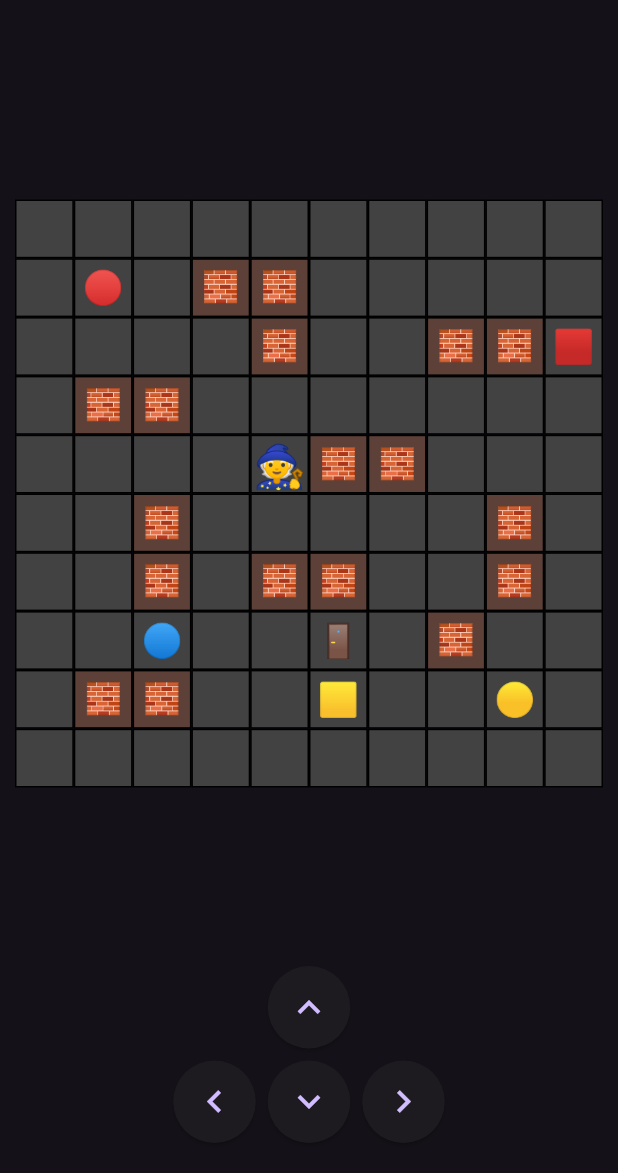
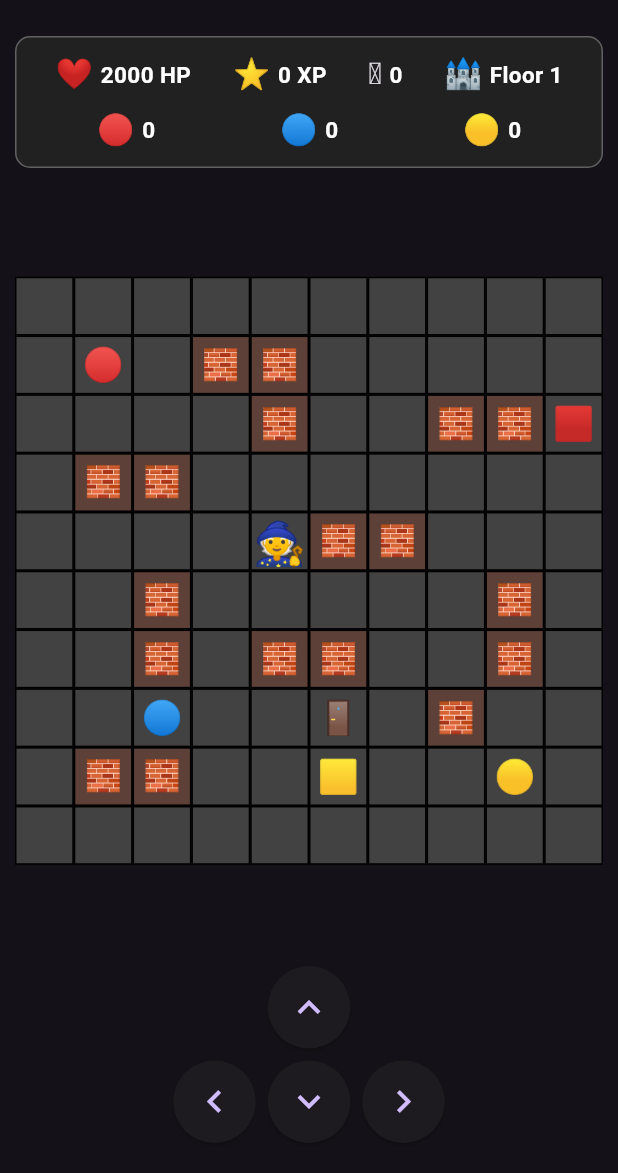
Before and after one commit to RahulKava19/magic_tower, a Flutter app: the screen it shows after launch, on a phone screen of 412 x 824 dp, the part 63-1236 px from its top. Run offline on Flutter 3.47's test engine with Material 3 defaults, Android fonts, the phone set to English and light mode, and no system bars.

Commit message:
Add Coins and Experience in the Player model and add screen to show player status

```diff
--- a/lib/models/player.dart
+++ b/lib/models/player.dart
@@ -8,11 +8,18 @@ class Player {
   int blueKeys;
   int yellowKeys;
 
+  int health;
+  int experience;
+  int coins;
+
   Player({
     this.row = 4,
     this.column = 4,
     this.redKeys = 0,
     this.blueKeys = 0,
     this.yellowKeys = 0,
+    this.health = 2000,
+    this.experience = 0,
+    this.coins = 0,
   });
 }
--- a/lib/screens/game_screen.dart
+++ b/lib/screens/game_screen.dart
@@ -6,6 +6,7 @@ import '../models/player.dart';
 import '../models/door.dart';
 import '../models/key.dart';
 import '../widgets/game_board.dart';
+import '../widgets/player_status.dart';
 
 class GameScreen extends StatefulWidget {
   const GameScreen({super.key});
@@ -16,6 +17,8 @@ class GameScreen extends StatefulWidget {
 
 class _GameScreenState extends State<GameScreen> {
   final Player player = Player();
+
+  int currentFloor = 1;
 
 
   //This will be called from the _movementButton
@@ -124,16 +127,37 @@ class _GameScreenState extends State<GameScreen> {
       ),
       body: Column(
         children: [
-          Expanded(
-            child: Center(
+          Center(
+            child: ConstrainedBox(
+              constraints: const BoxConstraints(
+                maxWidth: 600, //To make the UI attractive in big screens
+              ),
               child: Padding(
-                padding: const EdgeInsets.all(10),
-                child: GameBoard(
+                padding: const EdgeInsets.fromLTRB(10, 10, 10, 5),
+                child: PlayerStatus(
                   player: player,
+                  currentFloor: currentFloor,
                 ),
               ),
             ),
           ),
+
+          Expanded(
+            child: Center(
+              child: ConstrainedBox(
+                constraints: const BoxConstraints(
+                  maxWidth: 600,
+                ),
+                child: Padding(
+                  padding: const EdgeInsets.all(10),
+                  child: GameBoard(
+                    player: player,
+                  ),
+                ),
+              ),
+            ),
+          ),
+
           _buildMovementControls(),
           const SizedBox(height: 20),
         ],
--- /dev/null
+++ b/lib/widgets/player_status.dart
@@ -0,0 +1,100 @@
+// Displays the player's current status
+
+import 'package:flutter/material.dart';
+import '../models/player.dart';
+
+class PlayerStatus extends StatelessWidget {
+  final Player player;
+  final int currentFloor;
+
+  const PlayerStatus({
+    super.key,
+    required this.player,
+    required this.currentFloor,
+  });
+
+  @override
+  Widget build(BuildContext context) {
+    return Container(
+      padding: const EdgeInsets.symmetric(
+        horizontal: 12,
+        vertical: 10,
+      ),
+      decoration: BoxDecoration(
+        color: Colors.grey.shade900,
+        borderRadius: BorderRadius.circular(10),
+        border: Border.all(
+          color: Colors.grey.shade700,
+        ),
+      ),
+      child: Column(
+        children: [
+          Row(
+            mainAxisAlignment: MainAxisAlignment.spaceAround,
+            children: [
+              _buildStat(
+                '❤️',
+                '${player.health} HP',
+              ),
+              _buildStat(
+                '⭐',
+                '${player.experience} XP',
+              ),
+              _buildStat(
+                '🪙',
+                '${player.coins}',
+              ),
+              _buildStat(
+                '🏰',
+                'Floor $currentFloor',
+              ),
+            ],
+          ),
+
+          const SizedBox(height: 8),
+
+          Row(
+            mainAxisAlignment: MainAxisAlignment.spaceAround,
+            children: [
+              _buildStat(
+                '🔴',
+                '${player.redKeys}',
+              ),
+              _buildStat(
+                '🔵',
+                '${player.blueKeys}',
+              ),
+              _buildStat(
+                '🟡',
+                '${player.yellowKeys}',
+              ),
+            ],
+          ),
+        ],
+      ),
+    );
+  }
+
+  Widget _buildStat(String icon, String value) {
+    return Row(
+      mainAxisSize: MainAxisSize.min,
+      children: [
+        Text(
+          icon,
+          style: const TextStyle(
+            fontSize: 20,
+          ),
+        ),
+        const SizedBox(width: 5),
+        Text(
+          value,
+          style: const TextStyle(
+            color: Colors.white,
+            fontSize: 15,
+            fontWeight: FontWeight.bold,
+          ),
+        ),
+      ],
+    );
+  }
+}
```
